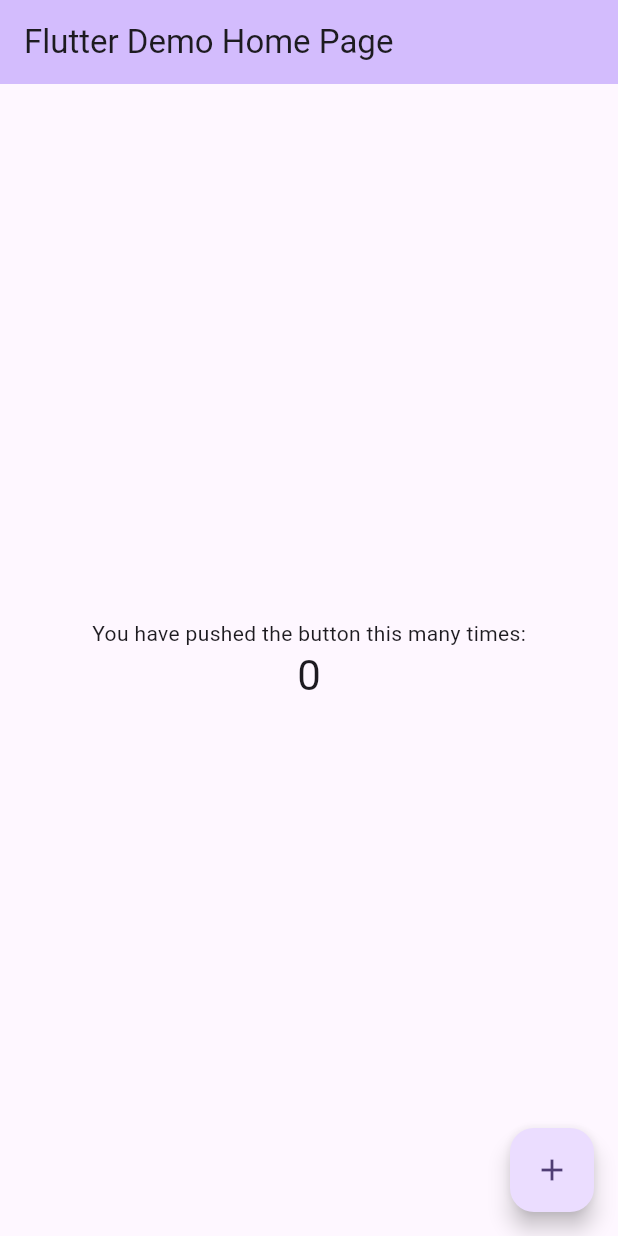
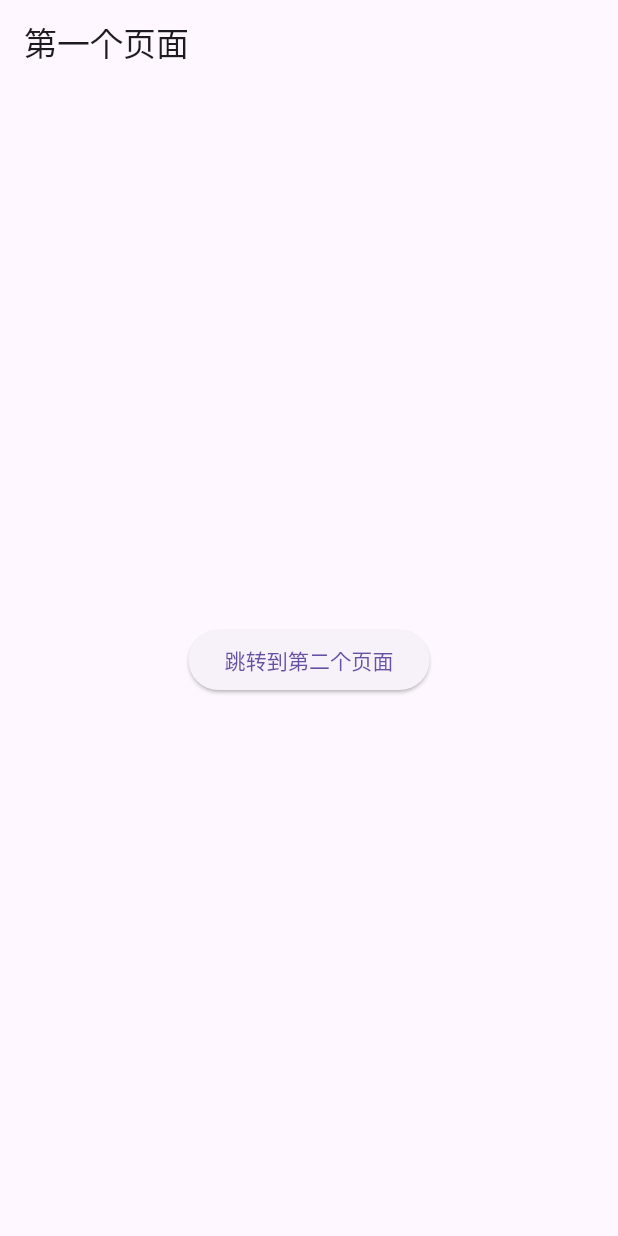
Before and after one commit to EatFans/Flutter-Study, a Flutter app: the screen it shows after launch, on a phone screen of 412 x 824 dp. Run offline on Flutter 3.47's test engine with Material 3 defaults, Android fonts, the light colour scheme and no system bars.

Commit message:
study3 页面跳转

```diff
--- a/study3/lib/main.dart
+++ b/study3/lib/main.dart
@@ -1,4 +1,5 @@
 import 'package:flutter/material.dart';
+import 'package:study3/pages/first_page.dart';
 
 void main() {
   runApp(const MyApp());
@@ -7,92 +8,11 @@ void main() {
 class MyApp extends StatelessWidget {
   const MyApp({super.key});
 
-  // This widget is the root of your application.
   @override
   Widget build(BuildContext context) {
     return MaterialApp(
-      title: 'Flutter Demo',
-      theme: ThemeData(
-        colorScheme: ColorScheme.fromSeed(seedColor: Colors.deepPurple),
-      ),
-      home: const MyHomePage(title: 'Flutter Demo Home Page'),
+      debugShowCheckedModeBanner: false,
+      home: FirstPage()
     );
   }
 }
-
-class MyHomePage extends StatefulWidget {
-  const MyHomePage({super.key, required this.title});
-
-  final String title;
-
-  @override
-  State<MyHomePage> createState() => _MyHomePageState();
-}
-
-class _MyHomePageState extends State<MyHomePage> {
-  int _counter = 0;
-
-  void _incrementCounter() {
-    setState(() {
-      // This call to setState tells the Flutter framework that something has
-      // changed in this State, which causes it to rerun the build method below
-      // so that the display can reflect the updated values. If we changed
-      // _counter without calling setState(), then the build method would not be
-      // called again, and so nothing would appear to happen.
-      _counter++;
-    });
-  }
-
-  @override
-  Widget build(BuildContext context) {
-    // This method is rerun every time setState is called, for instance as done
-    // by the _incrementCounter method above.
-    //
-    // The Flutter framework has been optimized to make rerunning build methods
-    // fast, so that you can just rebuild anything that needs updating rather
-    // than having to individually change instances of widgets.
-    return Scaffold(
-      appBar: AppBar(
-        // TRY THIS: Try changing the color here to a specific color (to
-        // Colors.amber, perhaps?) and trigger a hot reload to see the AppBar
-        // change color while the other colors stay the same.
-        backgroundColor: Theme.of(context).colorScheme.inversePrimary,
-        // Here we take the value from the MyHomePage object that was created by
-        // the App.build method, and use it to set our appbar title.
-        title: Text(widget.title),
-      ),
-      body: Center(
-        // Center is a layout widget. It takes a single child and positions it
-        // in the middle of the parent.
-        child: Column(
-          // Column is also a layout widget. It takes a list of children and
-          // arranges them vertically. By default, it sizes itself to fit its
-          // children horizontally, and tries to be as tall as its parent.
-          //
-          // Column has various properties to control how it sizes itself and
-          // how it positions its children. Here we use mainAxisAlignment to
-          // center the children vertically; the main axis here is the vertical
-          // axis because Columns are vertical (the cross axis would be
-          // horizontal).
-          //
-          // TRY THIS: Invoke "debug painting" (choose the "Toggle Debug Paint"
-          // action in the IDE, or press "p" in the console), to see the
-          // wireframe for each widget.
-          mainAxisAlignment: MainAxisAlignment.center,
-          children: <Widget>[
-            const Text('You have pushed the button this many times:'),
-            Text(
-              '$_counter',
-              style: Theme.of(context).textTheme.headlineMedium,
-            ),
-          ],
-        ),
-      ),
-      floatingActionButton: FloatingActionButton(
-        onPressed: _incrementCounter,
-        tooltip: 'Increment',
-        child: const Icon(Icons.add),
-      ), // This trailing comma makes auto-formatting nicer for build methods.
-    );
-  }
-}
--- /dev/null
+++ b/study3/lib/pages/first_page.dart
@@ -0,0 +1,29 @@
+import 'package:flutter/material.dart';
+import 'package:study3/pages/second_page.dart';
+
+class FirstPage extends StatelessWidget {
+  const FirstPage({super.key});
+
+  @override
+  Widget build(BuildContext context) {
+    return Scaffold(
+      appBar: AppBar(
+        title: Text("第一个页面"),
+      ),
+      body: Center(
+        child: ElevatedButton(
+          child: Text("跳转到第二个页面"),
+          onPressed: () {
+            // 按下跳转到第二个页面
+            Navigator.push(
+                context,
+                MaterialPageRoute(
+                  builder: (context) => SecondPage(),
+                ),
+            );
+          },
+        )
+      ),
+    );
+  }
+}
```
Also changed, not shown: study3/lib/pages/second_page.dart (added, +15 -0 lines).
